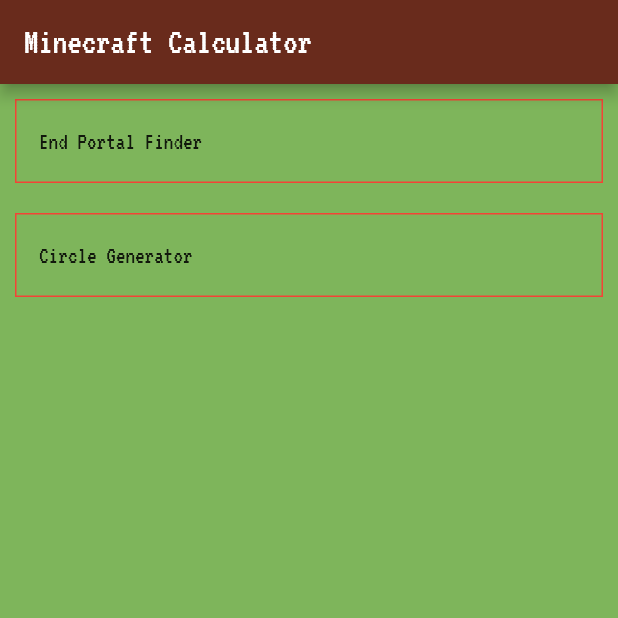
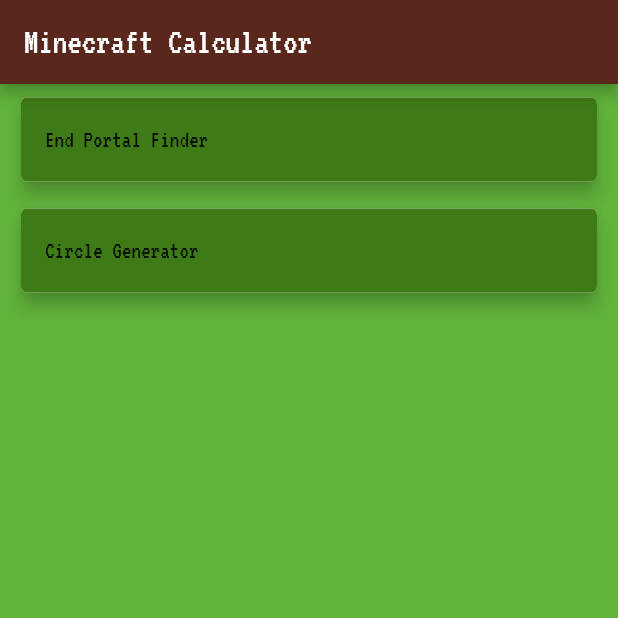
Before and after one commit to RyanRemer/minecraft_calculator, a Flutter app: the screen it shows after launch, on a phone screen of 412 x 824 dp, the top half of it. Run offline on Flutter 3.47's test engine with Material 2 defaults, Android fonts, the phone set to English and light mode, and no system bars.

Commit message:
finishes custom list tile

```diff
--- a/lib/main.dart
+++ b/lib/main.dart
@@ -10,9 +10,9 @@ class MyApp extends StatelessWidget {
     return MaterialApp(
       title: 'Flutter Demo',
       theme: ThemeData(
-        primaryColor: Color(0xFF692b1c),
+        primaryColor: Color(0xFF59271C),
         fontFamily: "Bits",
-        backgroundColor: Color(0xFF7EB55B),
+        backgroundColor: Color(0xFF61B43B),
 
         appBarTheme: AppBarTheme(
           textTheme: TextTheme(title: TextStyle(fontSize: 24, fontFamily: "Bits"))
--- a/lib/widgets/custom_list_tile.dart
+++ b/lib/widgets/custom_list_tile.dart
@@ -9,16 +9,20 @@ class CustomListTile extends StatelessWidget{
   @override
   Widget build(BuildContext context) {
     return Padding(
-      padding: const EdgeInsets.all(10.0),
+      padding: const EdgeInsets.only(left:10.0, right:10.0, top:5.0, bottom: 5.0),
+      child: Card(
+        elevation: 5,
         child: DecoratedBox(
           decoration: BoxDecoration(
-          border: Border.all(color:Colors.red),
-
+//            border: Border.all(color: Colors.red),
+          borderRadius: BorderRadius.circular(4.0),
+            color: Color(0xff3E7A16),
           ),
           child: ListTile(
             leading: icon,
             title: Text(text),
             onTap: this.onTap,
+          ),
         ),
       ),
     );
```
Lines whose indentation alone changed are shown as unchanged.
